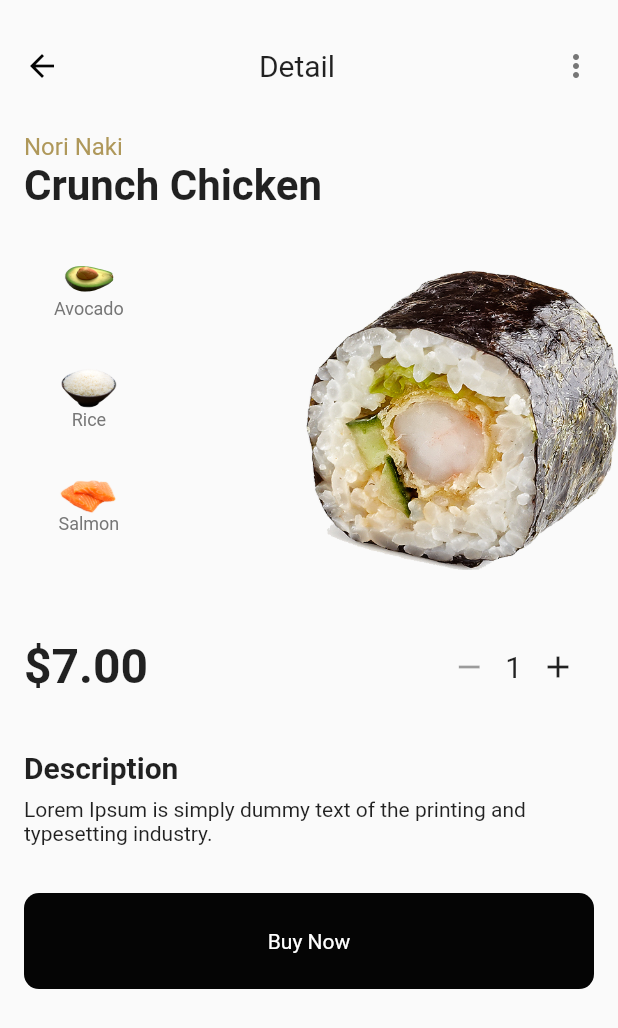
After one commit to azzamhanif/sushi_app, a Flutter app: the HomePage screen opened by its route, after a tap on "Nori Naki", on a phone screen of 412 x 824 dp. The commit adds this screen. Shown: the top 1028 px of the screen. Run offline on Flutter 3.47's test engine with Material 2 defaults, Android fonts, the phone set to English and light mode, and no system bars; drawn by our look-alikes of entry; our stand-ins replace carousel_slider, get.

Commit message:
Sushi App - Detail Page

```diff
--- a/lib/helper/routes.dart
+++ b/lib/helper/routes.dart
@@ -1,4 +1,5 @@
 import 'package:get/route_manager.dart';
+import 'package:sushi_app/view/detail_product_page.dart';
 import 'package:sushi_app/view/home_page.dart';
 import 'package:sushi_app/view/onboarding_page.dart';
 
@@ -14,6 +15,12 @@ Routes(){
       name: '/home',
       page: ()=>HomePage(),
       transition: Transition.fadeIn
-    )
+    ),
+
+    GetPage(
+      name: '/detail',
+      page: ()=>DetailProduct(),
+      transition: Transition.fadeIn
+    ),
   ];
 }
--- /dev/null
+++ b/lib/model/product_model.dart
@@ -0,0 +1,10 @@
+class ProductModel{
+  String? image;
+  String? title;
+  String? subtitle;
+  String? price;
+
+  ProductModel({this.image,this.title,this.subtitle,this.price});
+
+
+}
--- /dev/null
+++ b/lib/view/detail_product_page.dart
@@ -0,0 +1,305 @@
+import 'package:carousel_slider/carousel_slider.dart';
+import 'package:entry/entry.dart';
+import 'package:flutter/material.dart';
+import 'package:get/get.dart';
+import 'package:get/route_manager.dart';
+import 'package:sushi_app/helper/pallete.dart';
+import 'package:sushi_app/helper/widget_helper.dart';
+import 'package:sushi_app/model/product_model.dart';
+
+class DetailProduct extends StatefulWidget {
+  const DetailProduct({Key? key}) : super(key: key);
+
+  @override
+  State<DetailProduct> createState() => _DetailProductState();
+}
+
+class _DetailProductState extends State<DetailProduct> {
+  late ProductModel item;
+  var qty = 1;
+  var amount = 0.0;
+
+
+  @override
+  void initState() {
+    setState((){
+      item = ProductModel(
+          image: Get.arguments['data'].image,
+          subtitle: Get.arguments['data'].subtitle,
+          title: Get.arguments['data'].title,
+          price: Get.arguments['data'].price);
+
+      amount = double.parse(item.price.toString());
+    });
+
+    super.initState();
+  }
+
+  Widget buildProdukItem({image,title,subtitle,price}){
+    return InkWell(
+      onTap: (){
+        Get.toNamed('/detail',arguments: {'image':image});
+      },
+      child: Container(
+        width: Get.width*.4,
+        // color: Colors.blue,
+        child: Column(
+          crossAxisAlignment: CrossAxisAlignment.start,
+          children: [
+            Hero(
+              tag: 'imageProduk_'+Get.arguments['image'],
+              child: ClipRect(
+                child: Image.asset(Get.arguments['image'],height: 100,),
+              ),
+            ),
+            Container(
+              height: 100,
+              width: 200,
+              child: Hero(
+                tag: 'imageProduk_'+image,
+                child: ClipRect(
+                  child: Image.asset(image),
+                ),
+              ),
+            ),
+            SizedBox(height: 16,),
+            Text(subtitle,style: TextStyle(color: Palete.accentColor),),
+            Text(title,style: TextStyle(color: Palete.primaryColor,fontSize: 16,fontWeight: FontWeight.w600),),
+            SizedBox(height: 16,),
+            Row(
+              mainAxisAlignment: MainAxisAlignment.spaceBetween,
+              children: [
+                RichText(
+
+                  text: TextSpan(
+                    style: TextStyle(color: Palete.primaryColor,),
+                    text: '\$ ',
+                    children: [
+                      TextSpan(text: price,
+                        style: TextStyle(fontWeight: FontWeight.bold,fontSize: 20))
+                    ]
+                  )
+                ),
+                Container(
+                  padding: EdgeInsets.all(8),
+                  decoration: BoxDecoration(
+                    shape: BoxShape.circle,
+                    color: Palete.primaryColor
+                  ),
+                  child: Icon(Icons.add,color: Colors.white,size: 15,),
+                )
+              ],
+            )
+          ],
+        ),
+      ),
+    );
+  }
+
+  List<dynamic> items = [
+    {
+      'image': 'assets/sushi_1.png',
+      'subtitle': 'Nori Naki',
+      'title': 'Kamikaze Salmon',
+      'price': '8,30'
+    },
+    {
+      'image': 'assets/sushi_2.png',
+      'subtitle': 'Nori Naki',
+      'title': 'Kamikaze Salmon',
+      'price': '9,30'
+    },
+    {
+      'image': 'assets/sushi_3.png',
+      'subtitle': 'Nori Naki',
+      'title': 'Crunch Chicken',
+      'price': '7,00'
+    },
+
+  ];
+
+  @override
+  Widget build(BuildContext context) {
+    return Scaffold(
+      body: SafeArea(
+        child: Container(
+          child: SingleChildScrollView(
+            child: Column(
+              crossAxisAlignment: CrossAxisAlignment.start,
+              children: [
+                SizedBox(height: 32,),
+
+                Container(
+                  margin: EdgeInsets.symmetric(horizontal: 16),
+                  child: Row(
+                    mainAxisAlignment: MainAxisAlignment.spaceBetween,
+                    children: [
+                      Align(
+                        alignment: Alignment.topLeft,
+                        child: InkWell(
+                          onTap: (){
+                            Get.back();
+                          },
+                          child: WidgetHelper.entryAnimation(
+                            child: ClipRect(
+                              child: Icon(Icons.arrow_back,color: Palete.primaryColor,),
+                            ),
+                          ),
+                        ),
+                      ),
+                      Expanded(
+                        child: Align(
+                          alignment: Alignment.center,
+                          child: WidgetHelper.entryAnimation(
+                            child: Container(
+                              child: Text('Detail',style: TextStyle(fontSize: 20),),
+                            ),
+                          ),
+                        ),
+                      ),
+                      SizedBox(width: 16,),
+                      WidgetHelper.entryAnimation(
+                        child: Container(
+                          child: Icon(Icons.more_vert,color: Palete.secondaryColor,),
+                        ),
+                      )
+                    ],
+                  ),
+                ),
+
+                SizedBox(height: 32,),
+                ///First Section
+                WidgetHelper.entryAnimation(
+                  delayed: 300,
+                  child: Container(
+                    margin: EdgeInsets.symmetric(horizontal: 16),
+                    width: Get.width*.5,
+                    child: Text(item.subtitle.toString(),style: TextStyle(color: Palete.accentColor,fontSize: 16),),
+                  ),
+                ),
+                WidgetHelper.entryAnimation(
+                  delayed: 300,
+                  child: Container(
+                    margin: EdgeInsets.symmetric(horizontal: 16),
+                    width: Get.width*.5,
+                    child: Text(item.title.toString(),style: TextStyle(fontSize: 28,fontWeight: FontWeight.bold),),
+                  ),
+                ),
+                SizedBox(height: 32,),
+
+                ///Section 2
+
+                Container(
+                  margin: EdgeInsets.only(left: 36),
+                  child: Row(
+                    mainAxisAlignment: MainAxisAlignment.spaceBetween,
+                    children: [
+                      WidgetHelper.entryAnimation(
+                        delayed: 300,
+                        child: Container(
+                          child: Column(
+                            children: [
+                              Image.asset('assets/avocado.png',width: 40,),
+                              Text('Avocado',style: TextStyle(fontSize: 12,color: Palete.secondaryColor),),
+                              SizedBox(height: 32,),
+                              Image.asset('assets/rice.png',width: 40,),
+                              Text('Rice',style: TextStyle(fontSize: 12,color: Palete.secondaryColor)),
+                              SizedBox(height: 32,),
+                              Image.asset('assets/salmon.png',width: 40,),
+                              Text('Salmon',style: TextStyle(fontSize: 12,color: Palete.secondaryColor)),
+                              SizedBox(height: 32,),
+                            ],
+                          ),
+                        ),
+                      ),
+                      Hero(
+                        tag: 'imageProduk_'+item.image.toString(),
+                        child: ClipRect(
+                          child: Image.asset(item.image.toString(),height: 200,),
+                        ),
+                      ),
+                    ],
+                  ),
+                ),
+
+                SizedBox(height: 32,),
+
+                ///Section 3
+                WidgetHelper.entryAnimation(
+                  delayed: 600,
+                  child: Container(
+                    margin: EdgeInsets.symmetric(horizontal: 16),
+                    child: Row(
+                      children: [
+                        Expanded(
+                          child: Text('\$'+amount.toStringAsFixed(2),style: TextStyle(fontWeight: FontWeight.bold,fontSize: 32),)),
+
+                        IconButton(
+                          onPressed: (qty < 2)
+                            ? null
+                            :(){
+                              setState(() {
+                                qty -= 1;
+                                amount = double.parse(item.price.toString()) * qty;
+
+                              });
+                            },
+                          icon: Icon(Icons.remove)
+                        ),
+                        Text(qty.toString(),style: TextStyle(fontSize: 20),),
+                        IconButton(
+                          onPressed: (){
+                            setState(() {
+                              qty+=1;
+                              amount = double.parse(item.price.toString()) * qty;
+
+                            });
+                          },
+                          icon: Icon(Icons.add)
+                        )
+                      ],
+                    ),
+                  ),
+                ),
+                SizedBox(height: 32,),
+                WidgetHelper.entryAnimation(
+                  delayed: 650,
+                  child: Container(
+                    margin: EdgeInsets.symmetric(horizontal: 16),
+                    child: Text('Description',style: TextStyle(fontSize: 20,fontWeight: FontWeight.bold),)
+                  ),
+                ),
+                SizedBox(height: 8,),
+                WidgetHelper.entryAnimation(
+                  delayed: 700,
+                  child: Container(
+                    margin: EdgeInsets.symmetric(horizontal: 16),
+                    child: Text('Lorem Ipsum is simply dummy text of the printing and typesetting industry. ',style: TextStyle(fontSize: 14,),)
+                  ),
+                ),
+                SizedBox(height: 32,),
+                WidgetHelper.entryAnimation(
+                  delayed: 700,
+                  child: Container(
+                    width: Get.width,
+                    padding: EdgeInsets.symmetric(horizontal: 8,vertical: 24),
+                    decoration: BoxDecoration(
+                      color: Palete.primaryColor,
+                      borderRadius: BorderRadius.circular(10)
+                    ),
+                    margin: EdgeInsets.symmetric(horizontal: 16),
+                    child: Align(
+                      alignment: Alignment.center,
+                      child: Text('Buy Now',style: TextStyle(color: Colors.white),))
+                  ),
+                ),
+
+                SizedBox(height: 32,),
+              ],
+            ),
+          ),
+        ),
+      ),
+    );
+  }
+}
--- a/lib/view/home_page.dart
+++ b/lib/view/home_page.dart
@@ -5,6 +5,7 @@ import 'package:get/get.dart';
 import 'package:get/route_manager.dart';
 import 'package:sushi_app/helper/pallete.dart';
 import 'package:sushi_app/helper/widget_helper.dart';
+import 'package:sushi_app/model/product_model.dart';
 
 class HomePage extends StatefulWidget {
   const HomePage({Key? key}) : super(key: key);
@@ -16,7 +17,13 @@ class HomePage extends StatefulWidget {
 class _HomePageState extends State<HomePage> {
 
   Widget buildProdukItem({image,title,subtitle,price}){
-    return Container(
+    ProductModel item = ProductModel(price: price,title: title,subtitle: subtitle,image: image);
+
+    return InkWell(
+      onTap: (){
+        Get.toNamed('/detail',arguments: {'data':item});
+      },
+      child: Container(
         width: Get.width*.4,
         // color: Colors.blue,
         child: Column(
@@ -25,8 +32,11 @@ class _HomePageState extends State<HomePage> {
             Container(
               height: 100,
               width: 200,
+              child: Hero(
+                tag: 'imageProduk_'+image,
                 child: ClipRect(
                   child: Image.asset(image),
+                ),
               ),
             ),
             SizedBox(height: 16,),
@@ -59,6 +69,7 @@ class _HomePageState extends State<HomePage> {
             )
           ],
         ),
+      ),
     );
   }
 
@@ -67,19 +78,19 @@ class _HomePageState extends State<HomePage> {
       'image': 'assets/sushi_1.png',
       'subtitle': 'Nori Naki',
       'title': 'Kamikaze Salmon',
-      'price': '8,30'
+      'price': '8.30'
     },
     {
       'image': 'assets/sushi_2.png',
       'subtitle': 'Nori Naki',
       'title': 'Kamikaze Salmon',
-      'price': '9,30'
+      'price': '9.30'
     },
     {
       'image': 'assets/sushi_3.png',
       'subtitle': 'Nori Naki',
       'title': 'Crunch Chicken',
-      'price': '7,00'
+      'price': '7.00'
     },
 
   ];
@@ -89,11 +100,12 @@ class _HomePageState extends State<HomePage> {
     return Scaffold(
       body: SafeArea(
         child: Container(
-          padding: EdgeInsets.symmetric(vertical: 32),
           child: SingleChildScrollView(
             child: Column(
               crossAxisAlignment: CrossAxisAlignment.start,
               children: [
+                SizedBox(height: 32,),
+
                 Container(
                   margin: EdgeInsets.symmetric(horizontal: 16),
                   child: Row(
@@ -275,6 +287,8 @@ class _HomePageState extends State<HomePage> {
                     ),
                   ),
                 ),
+
+                SizedBox(height: 32,),
               ],
             ),
           ),
```
Also changed, not shown: lib/controller/product_controller.dart (added, +9 -0 lines), lib/model/order_model.dart (added, +7 -0 lines), lib/view/onboarding_page.dart (+26 -38 lines), assets/avocado.png (added), assets/rice.png (added), assets/salmon.png (added). Lines whose indentation alone changed are shown as unchanged.
